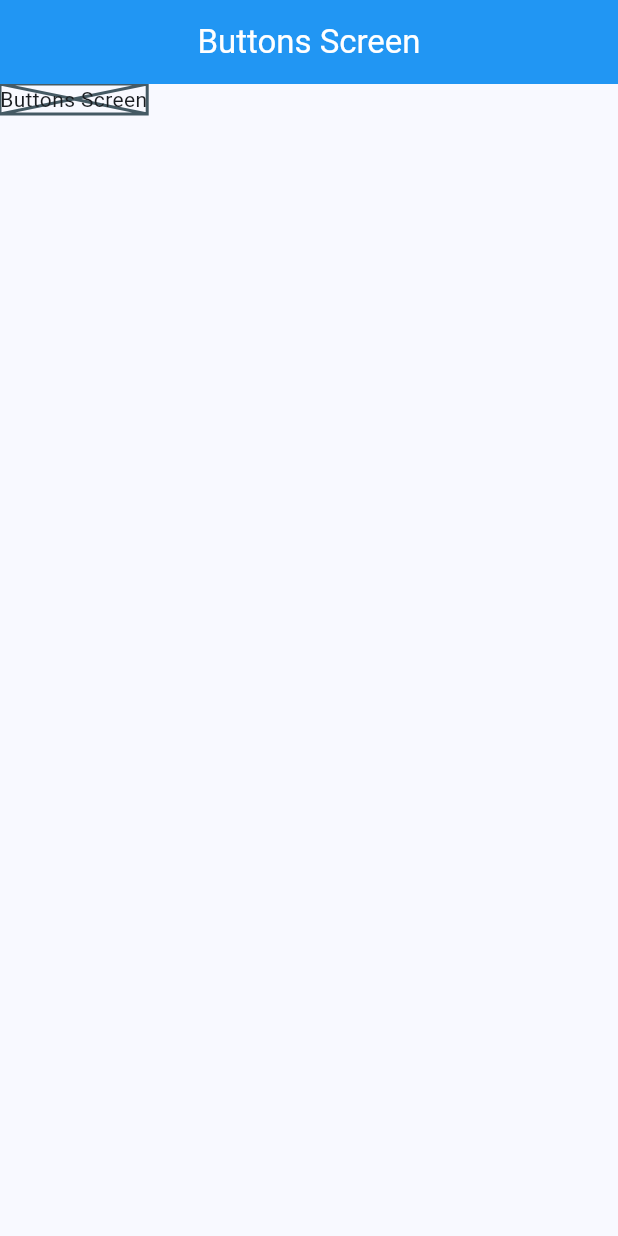
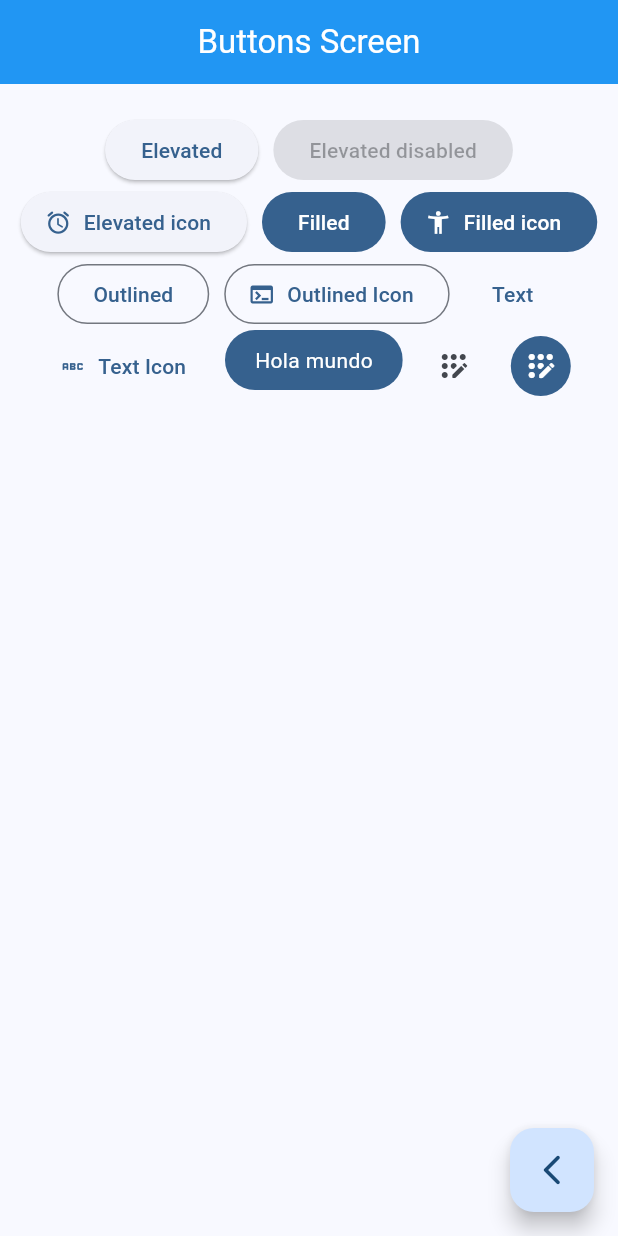
Before and after one commit to fabsotom97/widgets_app, a Flutter app: the ButtonsScreen screen opened by its route, on a phone screen of 412 x 824 dp. Run offline on Flutter 3.47's test engine with Material 3 defaults, Android fonts, the phone set to English and light mode, and no system bars; our stand-ins replace go_router.

Commit message:
agregar botones

```diff
--- a/lib/presentation/screens/buttons/buttons_screen.dart
+++ b/lib/presentation/screens/buttons/buttons_screen.dart
@@ -1,4 +1,5 @@
 import 'package:flutter/material.dart';
+import 'package:go_router/go_router.dart';
 
 class ButtonsScreen extends StatelessWidget {
   static const String name = 'buttons_screen';
@@ -9,7 +10,99 @@ class ButtonsScreen extends StatelessWidget {
   Widget build(BuildContext context) {
     return Scaffold(
       appBar: AppBar(title: const Text('Buttons Screen')),
-      body: const Placeholder(child: Text('Buttons Screen')),
+      body: _ButtonsView(),
+      floatingActionButton: FloatingActionButton(
+        child: const Icon(Icons.arrow_back_ios_new_rounded),
+        onPressed: () {
+          context.pop();
+        },
+      ),
     );
   }
 }
+
+class _ButtonsView extends StatelessWidget {
+  const _ButtonsView();
+
+  @override
+  Widget build(BuildContext context) {
+    final colors = Theme.of(context).colorScheme;
+
+    return SizedBox(
+      width: double.infinity,
+      child: Padding(
+        padding: const EdgeInsets.symmetric(horizontal: 10, vertical: 20),
+        child: Wrap(
+          spacing: 10,
+          alignment: WrapAlignment.center,
+          children: [
+            ElevatedButton(onPressed: () {}, child: const Text('Elevated')),
+            const ElevatedButton(
+              onPressed: null,
+              child: Text('Elevated disabled'),
+            ),
+            ElevatedButton.icon(
+              onPressed: () {},
+              icon: Icon(Icons.alarm_rounded),
+              label: Text('Elevated icon'),
+            ),
+            FilledButton(onPressed: () {}, child: const Text('Filled')),
+            FilledButton.icon(
+              onPressed: () {},
+              icon: Icon(Icons.accessibility_new),
+              label: const Text('Filled icon'),
+            ),
+            OutlinedButton(onPressed: () {}, child: const Text('Outlined')),
+            OutlinedButton.icon(
+              onPressed: () {},
+              icon: Icon(Icons.terminal),
+              label: const Text('Outlined Icon'),
+            ),
+            TextButton(onPressed: () {}, child: const Text('Text')),
+            TextButton.icon(
+              onPressed: () {},
+              icon: Icon(Icons.abc),
+              label: const Text('Text Icon'),
+            ),
+            const CustomButton(),
+            IconButton(
+              onPressed: () {},
+              icon: const Icon(Icons.app_registration_rounded),
+            ),
+            IconButton(
+              onPressed: () {},
+              icon: const Icon(Icons.app_registration_rounded),
+              style: ButtonStyle(
+                backgroundColor: WidgetStatePropertyAll(colors.primary),
+                iconColor: const WidgetStatePropertyAll(Colors.white),
+              ),
+            ),
+          ],
+        ),
+      ),
+    );
+  }
+}
+
+class CustomButton extends StatelessWidget {
+  const CustomButton({super.key});
+
+  @override
+  Widget build(BuildContext context) {
+    final colors = Theme.of(context).colorScheme;
+
+    return ClipRRect(
+      borderRadius: BorderRadius.circular(20),
+      child: Material(
+        color: colors.primary,
+        child: InkWell(
+          onTap: () {},
+          child: Padding(
+            padding: const EdgeInsets.symmetric(horizontal: 20, vertical: 10),
+            child: Text('Hola mundo', style: TextStyle(color: Colors.white)),
+          ),
+        ),
+      ),
+    );
+  }
+}
```
